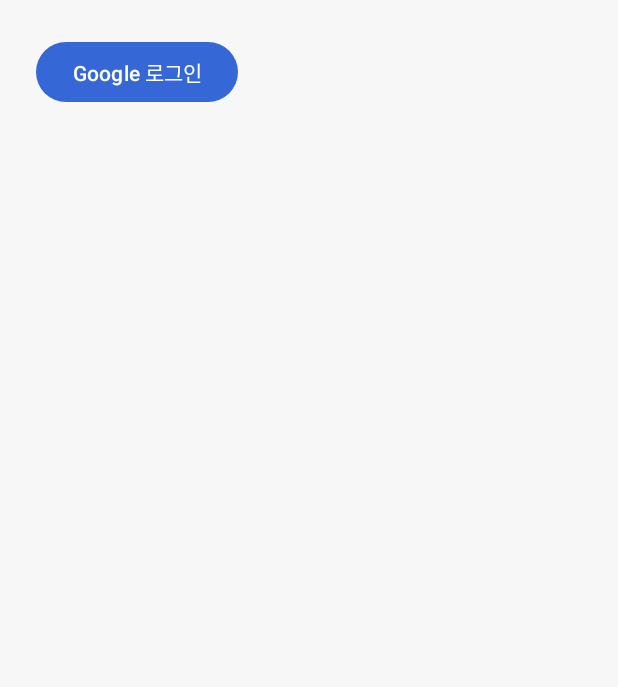
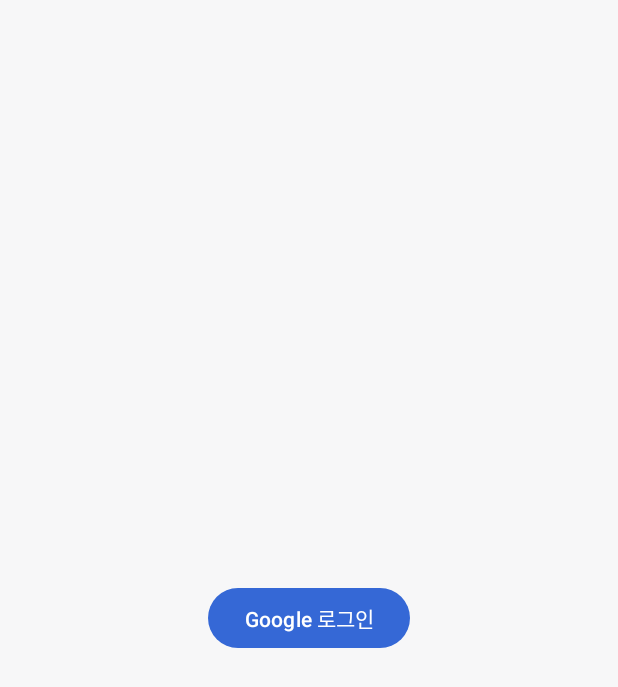
Before and after one commit to sanggyoon/Moodigae_familySNS, an Android app: the screen it shows after launch (AuthActivity), on a phone screen of 412 x 824 dp. Shown: the top 687 px of the screen. Run offline under Robolectric (Android 15) with nearby library versions, the phone set to English and light mode, and no system bars; our stand-ins replace Firebase (no records; nobody signed in at launch, a user with empty details on screens opened directly).

Commit message:
front : 오류와 문제 해결

```diff
--- a/app/src/main/res/drawable/input.xml
+++ b/app/src/main/res/drawable/input.xml
@@ -1,6 +1,5 @@
 <vector
     xmlns:android="http://schemas.android.com/apk/res/android"
-    xmlns:aapt="http://schemas.android.com/aapt"
     android:width="372dp"
     android:height="54dp"
     android:viewportWidth="372"
--- a/app/src/main/res/layout/fragment_home.xml
+++ b/app/src/main/res/layout/fragment_home.xml
@@ -8,7 +8,7 @@
     android:orientation="vertical">
 
     <TextView
-        android:text="참가한 가족채널이 없어요.\n 가족 채널을 생성하세요!"
+        android:text="@string/no_family_channels"
         android:textSize="16sp"
         android:textColor="@color/text_gray"
         android:gravity="center"
@@ -23,7 +23,7 @@
         android:layout_marginHorizontal="24dp"
         android:minWidth="210dp"
         android:background="@drawable/btn_gradient_blue"
-        android:text="가족 채널 입장하기"
+        android:text="@string/enter_family_channel"
         android:textColor="@color/white"
         android:textSize="14sp"
         android:layout_gravity="center"
@@ -38,7 +38,7 @@
         android:layout_marginHorizontal="24dp"
         android:minWidth="210dp"
         android:background="@drawable/btn_white"
-        android:text="가족 채널 만들기"
+        android:text="@string/create_family_channel"
         android:textColor="@color/button_text_blue"
         android:textSize="14sp"
         android:layout_gravity="center"
--- a/app/src/main/res/layout/fragment_login.xml
+++ b/app/src/main/res/layout/fragment_login.xml
@@ -2,50 +2,18 @@
 <androidx.constraintlayout.widget.ConstraintLayout
     xmlns:android="http://schemas.android.com/apk/res/android"
     xmlns:app="http://schemas.android.com/apk/res-auto"
-    xmlns:tools="http://schemas.android.com/tools"
     android:layout_width="match_parent"
     android:layout_height="match_parent"
     android:padding="24dp">
-
-<!--    <EditText-->
-<!--        android:id="@+id/editTextEmail"-->
-<!--        android:layout_width="0dp"-->
-<!--        android:layout_height="wrap_content"-->
-<!--        android:hint="이메일"-->
-<!--        android:inputType="textEmailAddress"-->
-<!--        app:layout_constraintTop_toTopOf="parent"-->
-<!--        app:layout_constraintStart_toStartOf="parent"-->
-<!--        app:layout_constraintEnd_toEndOf="parent"/>-->
-
-<!--    <EditText-->
-<!--        android:id="@+id/editTextPassword"-->
-<!--        android:layout_width="0dp"-->
-<!--        android:layout_height="wrap_content"-->
-<!--        android:hint="비밀번호"-->
-<!--        android:inputType="textPassword"-->
-<!--        app:layout_constraintTop_toBottomOf="@id/editTextEmail"-->
-<!--        app:layout_constraintStart_toStartOf="parent"-->
-<!--        app:layout_constraintEnd_toEndOf="parent"-->
-<!--        android:layout_marginTop="16dp"/>-->
-
-<!--    <Button-->
-<!--        android:id="@+id/buttonLogin"-->
-<!--        android:layout_width="0dp"-->
-<!--        android:layout_height="wrap_content"-->
-<!--        android:text="로그인"-->
-<!--        app:layout_constraintTop_toBottomOf="@id/editTextPassword"-->
-<!--        app:layout_constraintStart_toStartOf="parent"-->
-<!--        app:layout_constraintEnd_toEndOf="parent"-->
-<!--        android:layout_marginTop="24dp"/>-->
 
     <Button
         android:id="@+id/btn_google_login"
         android:layout_width="wrap_content"
         android:layout_height="wrap_content"
-        android:layout_gravity="center"
-        android:text="Google 로그인"
-        tools:layout_editor_absoluteX="113dp"
-        tools:layout_editor_absoluteY="206dp" />
-
+        android:text="@string/google_login"
+        app:layout_constraintTop_toTopOf="parent"
+        app:layout_constraintBottom_toBottomOf="parent"
+        app:layout_constraintStart_toStartOf="parent"
+        app:layout_constraintEnd_toEndOf="parent" />
 
 </androidx.constraintlayout.widget.ConstraintLayout>
--- a/app/src/main/res/values/strings.xml
+++ b/app/src/main/res/values/strings.xml
@@ -7,4 +7,12 @@
     <string name="channel_name">채널 이름</string>
     <string name="channel_password_setting">채널 비밀번호 설정</string>
     <string name="family_motto_setting">가훈 설정</string>
+
+    <!-- 로그인 관련 텍스트 -->
+    <string name="google_login">Google 로그인</string>
+
+    <!-- 홈 화면 관련 텍스트 -->
+    <string name="no_family_channels">참가한 가족채널이 없어요.\n 가족 채널을 생성하세요!</string>
+    <string name="enter_family_channel">가족 채널 입장하기</string>
+    <string name="create_family_channel">가족 채널 만들기</string>
 </resources>
```
